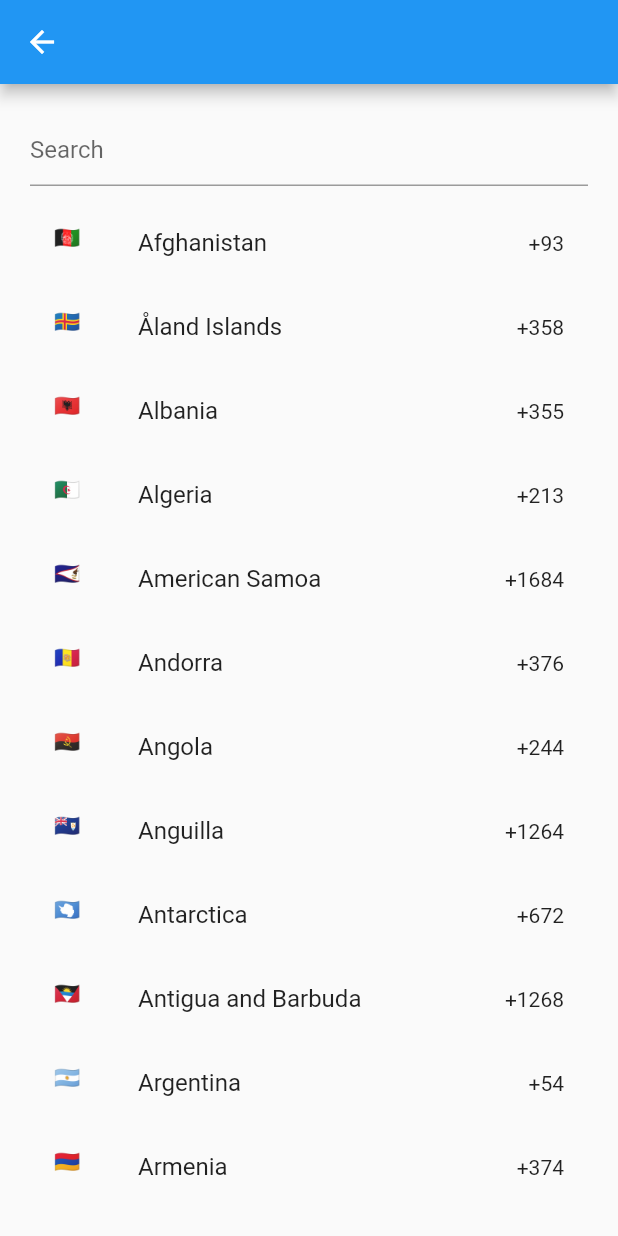
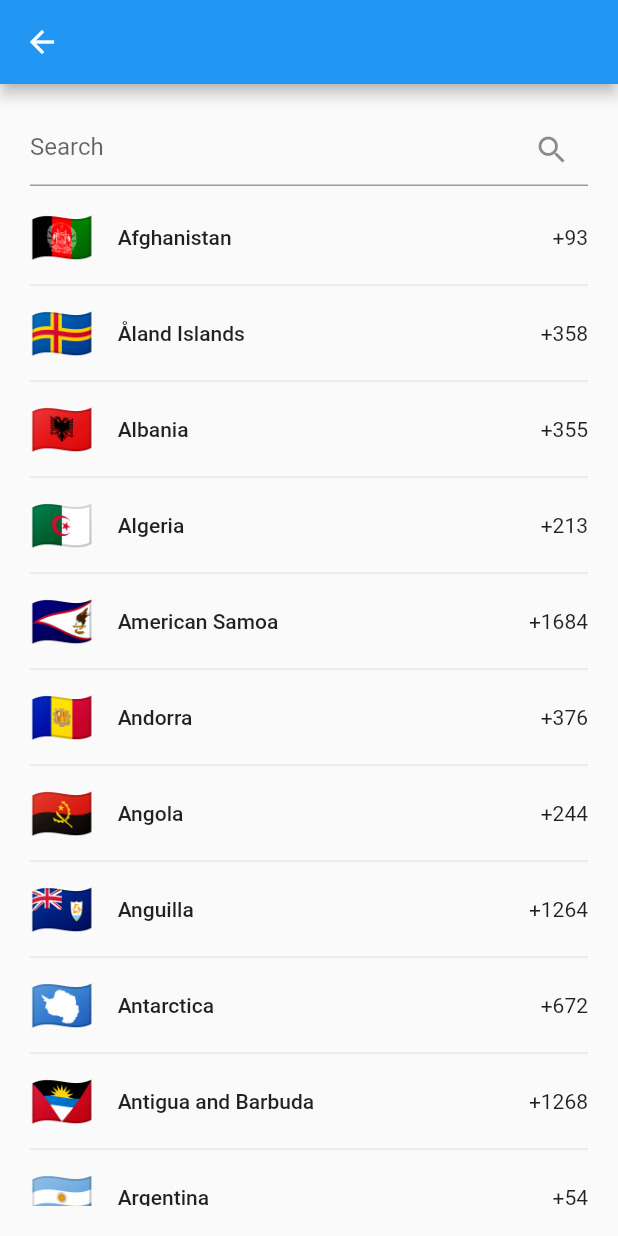
Before and after one commit to t-toum/intl_phone_form_field, a Flutter app: the IntlFormContry screen opened directly, on a phone screen of 412 x 824 dp. Run offline on Flutter 3.47's test engine with Material 2 defaults, Android fonts, the phone set to English and light mode, and no system bars; our stand-ins replace flutter_form_builder.

Commit message:
update style

```diff
--- a/lib/src/intl_form_country.dart
+++ b/lib/src/intl_form_country.dart
@@ -2,22 +2,71 @@ import 'package:flutter/material.dart';
 
 import 'utils/countries.dart';
 
-class IntlFormContry extends StatelessWidget {
+class IntlFormContry extends StatefulWidget {
   final String? title;
   final TextStyle? titelTextStyle;
+  final String hintText;
   const IntlFormContry({
     super.key,
     this.title,
     this.titelTextStyle,
+    this.hintText = "Search",
   });
+
+  @override
+  State<IntlFormContry> createState() => _IntlFormContryState();
+}
+
+class _IntlFormContryState extends State<IntlFormContry> {
+  late TextEditingController _controller;
+  late List<Country> _countriesList;
+
+  @override
+  void initState() {
+    super.initState();
+    _controller = TextEditingController();
+    _countriesList = countries;
+    _controller.addListener(() {
+      searchCountry();
+    });
+  }
+
+  void searchCountry() {
+    setState(() {
+      if (_controller.text.isEmpty) {
+        _countriesList = countries;
+      } else {
+        _countriesList = countries
+            .where(
+              (country) =>
+                  country.name
+                      .toLowerCase()
+                      .contains(_controller.text.toLowerCase()) ||
+                  country.code
+                      .toLowerCase()
+                      .contains(_controller.text.toLowerCase()) ||
+                  country.dialCode
+                      .toLowerCase()
+                      .contains(_controller.text.toLowerCase()),
+            )
+            .toList();
+      }
+    });
+  }
+
+  @override
+  void dispose() {
+    _controller.dispose();
+    super.dispose();
+  }
 
   @override
   Widget build(BuildContext context) {
     return Scaffold(
       appBar: AppBar(
         title: Text(
-          title ?? '',
-          style: titelTextStyle,
+          widget.title ?? '',
+          style: widget.titelTextStyle,
         ),
       ),
       body: Padding(
@@ -25,22 +74,41 @@ class IntlFormContry extends StatelessWidget {
         child: Column(
           children: [
             TextField(
-              decoration: InputDecoration(hintText: "Search"),
+              controller: _controller,
+              decoration: InputDecoration(
+                hintText: widget.hintText,
+                suffixIcon:const Icon(Icons.search),
+              ),
             ),
             const SizedBox(height: 10),
             Expanded(
               child: SingleChildScrollView(
                 child: Column(
-                  children: countries
-                      .map((country) => ListTile(
-                            leading: Text(country.flag),
-                            title: Text(country.name),
-                            trailing: Text("+${country.dialCode}"),
-                            onTap: () {
-                              Navigator.of(context).pop<Country>(country);
-                            },
-                          ))
-                      .toList(),
+                  children: _countriesList.map((country) {
+                    return Column(
+                      children: [
+                        ListTile(
+                          contentPadding: EdgeInsets.zero,
+                          minVerticalPadding: 8,
+                          dense: true,
+                          leading: Text(
+                            country.flag,
+                            style: Theme.of(context)
+                                .textTheme
+                                .headlineMedium
+                                ?.copyWith(color: Colors.black),
+                          ),
+                          title: Text(country.name,
+                              style: Theme.of(context).textTheme.bodyLarge),
+                          trailing: Text("+${country.dialCode}"),
+                          onTap: () {
+                            Navigator.of(context).pop<Country>(country);
+                          },
+                        ),
+                        const Divider(),
+                      ],
+                    );
+                  }).toList(),
                 ),
               ),
             )
```
Also changed, not shown: lib/intl_phone_form_field.dart (+60 -28 lines).
